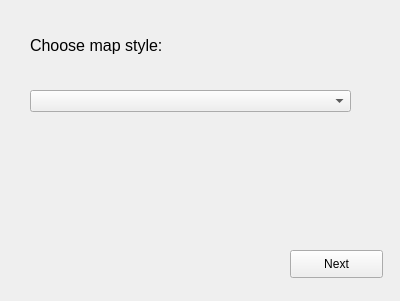
Qt form gui/untitled.ui (skowronskij/epic-maps) before a commit.
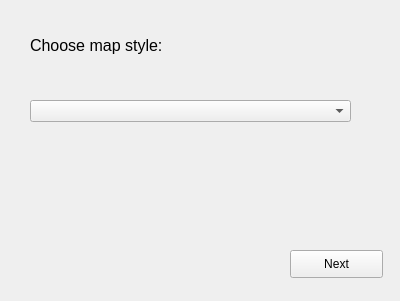
The same form after that commit.

```diff
--- a/gui/untitled.ui
+++ b/gui/untitled.ui
@@ -35,7 +35,7 @@
    <property name="geometry">
     <rect>
      <x>30</x>
-     <y>90</y>
+     <y>100</y>
      <width>321</width>
      <height>22</height>
     </rect>
```
